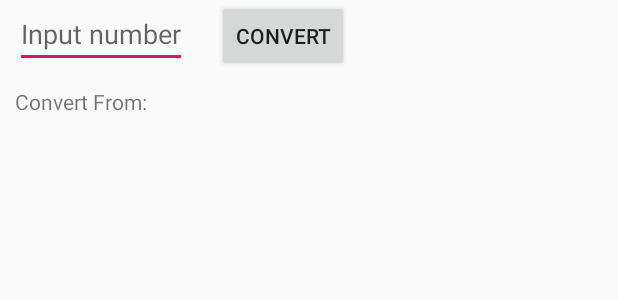
After one commit to Skittles-MC/CST2335, an Android app: the layout activity_convert.xml on its own in the app's theme, with its tools: preview values and no code run, on a phone screen of 412 x 824 dp. The commit adds this screen. Shown: the top 300 px of the screen. Run offline under Robolectric (Android 15) with nearby library versions, the phone set to English and light mode, and no system bars.

Commit message:
Final Edit Commit

```diff
--- a/app/build.gradle
+++ b/app/build.gradle
@@ -27,6 +27,7 @@ dependencies {
     implementation fileTree(dir: 'libs', include: ['*.jar'])
     implementation 'androidx.appcompat:appcompat:1.0.2'
     implementation 'androidx.constraintlayout:constraintlayout:1.1.3'
+    implementation 'com.squareup.okhttp3:okhttp:3.0.1'
     testImplementation 'junit:junit:4.12'
     androidTestImplementation 'androidx.test:runner:1.1.1'
     androidTestImplementation 'androidx.test.espresso:espresso-core:3.1.1'
--- a/app/src/main/AndroidManifest.xml
+++ b/app/src/main/AndroidManifest.xml
@@ -25,6 +25,8 @@
         <activity android:name=".NewsArticleHelper"/>
         <activity android:name=".NewsArticleDetails" />
         <activity android:name=".MainNewsPage" />
+        <activity android:name=".MyProfile"></activity>
+        <activity android:name=".CurrencyConvert"></activity>
 
 <!--        <activity android:name=".FoodRecipePage" />-->
 <!--        <activity android:name=".CurrencyExchangePage" />-->
--- a/app/src/main/java/com/example/androidlabs/MainActivity.java
+++ b/app/src/main/java/com/example/androidlabs/MainActivity.java
@@ -49,8 +49,8 @@ public class MainActivity extends AppCompatActivity {
         conversionAPI.setOnClickListener(new View.OnClickListener() {
             @Override
             public void onClick(View view) {
-//                Intent goToConversionPage = new Intent(MainActivity.this, ChatRoomActivity.class);
-//                startActivity(goToConversionPage);
+                Intent goToConversionPage = new Intent(MainActivity.this, CurrencyConvert.class);
+                startActivity(goToConversionPage);
             }
         });
 
--- /dev/null
+++ b/app/src/main/res/layout/activity_convert.xml
@@ -0,0 +1,67 @@
+<?xml version="1.0" encoding="utf-8"?>
+<RelativeLayout xmlns:android="http://schemas.android.com/apk/res/android"
+    xmlns:tools="http://schemas.android.com/tools"
+    android:layout_width="match_parent"
+    android:layout_height="match_parent"
+    tools:context=".CurrencyConvert">
+<androidx.appcompat.widget.Toolbar
+    android:id="@+id/toolbar"
+    android:layout_width="match_parent"
+    android:layout_height="wrap_content"
+    />
+    <TextView
+        android:id="@+id/Title"
+        android:text="Convert From:"
+        android:layout_width="wrap_content"
+        android:layout_height="wrap_content"
+        android:layout_margin="10dp"
+        android:layout_below="@+id/Inputs"
+        android:layout_marginBottom="10dp"
+        />
+
+    <ListView
+        android:id="@+id/list"
+        android:layout_height="wrap_content"
+        android:layout_width="match_parent"
+        android:layout_below="@id/Output"
+        android:textAlignment="center"
+        android:dividerHeight="2dp"
+        android:divider="#f405"
+        >
+    </ListView>
+    <LinearLayout
+        android:id="@+id/Inputs"
+        android:orientation="horizontal"
+        android:layout_width="wrap_content"
+        android:layout_height="wrap_content"
+        >
+
+        <EditText
+            android:layout_width="wrap_content"
+            android:layout_height="wrap_content"
+            android:id="@+id/Input"
+            android:text="@null"
+            android:hint="Input number"
+            android:inputType="numberDecimal"
+            android:layout_marginHorizontal="10dp"/>
+
+        <Button
+            android:id="@+id/Button"
+            android:text="Convert"
+            android:layout_width="wrap_content"
+            android:layout_height="wrap_content"
+            android:layout_marginHorizontal="10dp"/>
+
+    </LinearLayout>
+
+    <TextView
+        android:id="@+id/Output"
+        android:text=""
+        android:layout_width="wrap_content"
+        android:layout_height="wrap_content"
+        android:layout_below="@id/Title"
+        android:layout_margin="10dp"
+        />
+
+
+</RelativeLayout>
```
Also changed, not shown: app/src/main/java/com/example/androidlabs/CurrencyConvert.java (added, +303 -0 lines), app/src/main/java/com/example/androidlabs/MyProfile.java (added, +14 -0 lines), app/src/main/res/layout/activity_my_profile.xml (added, +36 -0 lines), app/src/main/res/layout/listitem.xml (added, +13 -0 lines), app/src/main/res/drawable/fav_dis.png (added).
